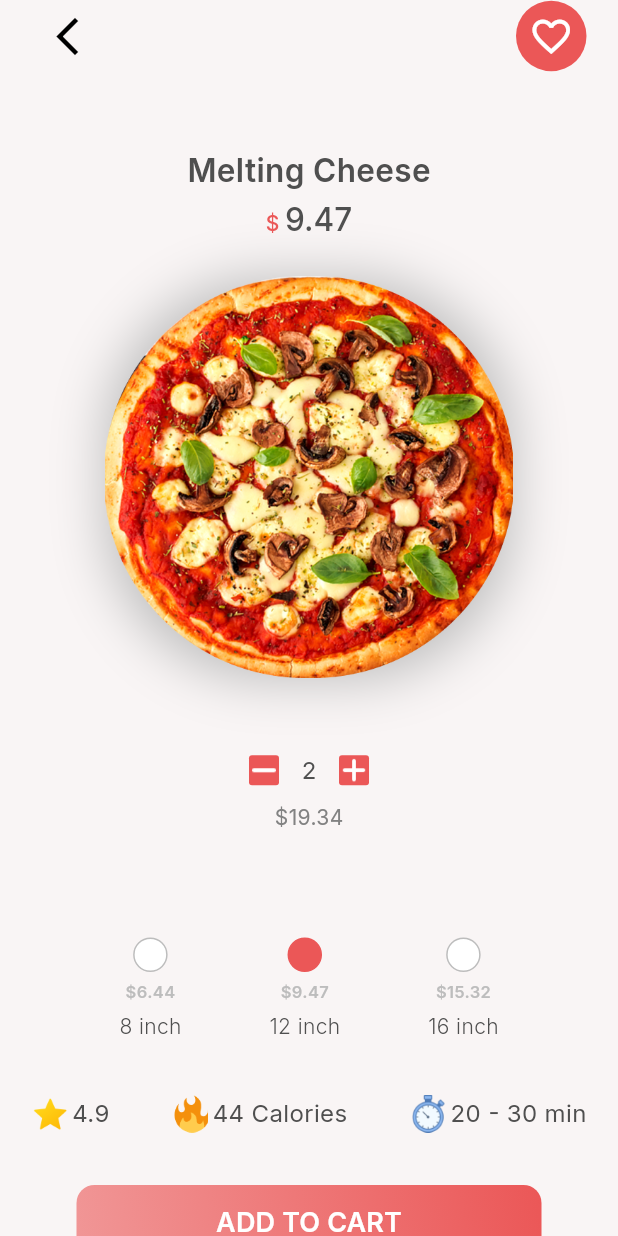
After one commit to magerngoding/Flutter-Food-Delivery-App, a Flutter app: the ItemPage screen opened directly, on a phone screen of 412 x 824 dp. The commit adds this screen. Run offline on Flutter 3.47's test engine with Material 3 defaults, Android fonts, the phone set to English and light mode, and no system bars; our stand-ins replace google_fonts.

Commit message:
Add item page

```diff
--- a/lib/main.dart
+++ b/lib/main.dart
@@ -1,6 +1,5 @@
 import 'package:flutter/material.dart';
 import 'package:food_delivery_app/presentation/home/pages/get_started_page.dart';
-import 'package:food_delivery_app/presentation/home/pages/home_page.dart';
 import 'package:food_delivery_app/shared/theme.dart';
 
 void main() {
@@ -17,9 +16,7 @@ class MainApp extends StatelessWidget {
         scaffoldBackgroundColor: backgroundColor,
       ),
       debugShowCheckedModeBanner: false,
-      home: Scaffold(
-        body: HomePage(),
-      ),
+      home: GetStartedPage(),
     );
   }
 }
--- a/lib/presentation/home/pages/get_started_page.dart
+++ b/lib/presentation/home/pages/get_started_page.dart
@@ -1,6 +1,7 @@
 // ignore_for_file: prefer_const_constructors, prefer_const_literals_to_create_immutables
 
 import 'package:flutter/material.dart';
+import 'package:food_delivery_app/presentation/home/pages/home_page.dart';
 import 'package:food_delivery_app/shared/theme.dart';
 
 class GetStartedPage extends StatelessWidget {
@@ -96,7 +97,14 @@ class GetStartedPage extends StatelessWidget {
                                 fontSize: 18,
                               ),
                             ),
-                            onPressed: () {},
+                            onPressed: () {
+                              Navigator.push(
+                                context,
+                                MaterialPageRoute(
+                                  builder: (context) => HomePage(),
+                                ),
+                              );
+                            },
                           ),
                         ),
                       ],
--- a/lib/presentation/home/pages/home_page.dart
+++ b/lib/presentation/home/pages/home_page.dart
@@ -1,9 +1,9 @@
 // ignore_for_file: public_member_api_docs, sort_constructors_first
 // ignore_for_file: camel_case_types, prefer_typing_uninitialized_variables, prefer_const_constructors, prefer_const_literals_to_create_immutables
 
-import 'package:flutter/cupertino.dart';
 import 'package:flutter/material.dart';
 import 'package:flutter/widgets.dart';
+import 'package:food_delivery_app/presentation/home/pages/item_page.dart';
 
 import 'package:food_delivery_app/shared/theme.dart';
 
@@ -122,11 +122,21 @@ class _HomePageState extends State<HomePage> {
                 ),
                 Row(
                   children: [
-                    PopularWidget(
-                      name: 'Melting Cheese',
-                      calories: 44,
-                      image: 'assets/images/pizza1.png',
-                      price: '9.47',
+                    GestureDetector(
+                      onTap: () {
+                        Navigator.push(
+                          context,
+                          MaterialPageRoute(
+                            builder: (context) => ItemPage(),
+                          ),
+                        );
+                      },
+                      child: PopularWidget(
+                        name: 'Melting Cheese',
+                        calories: 44,
+                        image: 'assets/images/pizza1.png',
+                        price: '9.47',
+                      ),
                     ),
                     const SizedBox(
                       width: 20.0,
--- /dev/null
+++ b/lib/presentation/home/pages/item_page.dart
@@ -0,0 +1,310 @@
+// ignore_for_file: public_member_api_docs, sort_constructors_first
+// ignore_for_file: camel_case_types, prefer_typing_uninitialized_variables, prefer_const_constructors, prefer_const_literals_to_create_immutables
+
+import 'package:flutter/material.dart';
+import 'package:flutter/widgets.dart';
+
+import 'package:food_delivery_app/shared/theme.dart';
+
+import '../widgets/inchWidget.dart';
+
+class ItemPage extends StatelessWidget {
+  const ItemPage({Key? key}) : super(key: key);
+
+  @override
+  Widget build(BuildContext context) {
+    return Scaffold(
+      body: SafeArea(
+        child: SingleChildScrollView(
+          child: Container(
+            padding: const EdgeInsets.symmetric(
+              horizontal: 21,
+            ),
+            child: Column(
+              children: [
+                Row(
+                  children: [
+                    IconButton(
+                      onPressed: () {},
+                      icon: const Icon(
+                        Icons.arrow_back_ios_new,
+                        size: 30.0,
+                        color: Colors.black,
+                      ),
+                    ),
+                    Spacer(),
+                    Container(
+                      width: 47,
+                      height: 47,
+                      decoration: BoxDecoration(
+                        color: Color(0xffEB5757),
+                        borderRadius: BorderRadius.all(
+                          Radius.circular(50.0),
+                        ),
+                      ),
+                      child: IconButton(
+                        onPressed: () {},
+                        icon: const Icon(
+                          Icons.favorite_border_outlined,
+                          size: 30.0,
+                          color: Colors.white,
+                        ),
+                      ),
+                    ),
+                  ],
+                ),
+                const SizedBox(
+                  height: 50.0,
+                ),
+                Text(
+                  "Melting Cheese",
+                  style: blacktextStyle.copyWith(
+                    fontSize: 21.0,
+                    fontWeight: semiBold,
+                  ),
+                ),
+                const SizedBox(
+                  height: 6.0,
+                ),
+                RichText(
+                  textAlign: TextAlign.center,
+                  text: TextSpan(
+                    text: '\$ ',
+                    style: pinkRedTextStyle.copyWith(
+                      fontSize: 14,
+                      fontWeight: medium,
+                    ),
+                    children: <TextSpan>[
+                      TextSpan(
+                          text: '9.47',
+                          style: blacktextStyle.copyWith(
+                            fontSize: 21.0,
+                            fontWeight: medium,
+                          )),
+                    ],
+                  ),
+                ),
+                const SizedBox(
+                  height: 25.0,
+                ),
+                Container(
+                  decoration: BoxDecoration(
+                    borderRadius: BorderRadius.all(
+                      Radius.circular(110.0),
+                    ),
+                    boxShadow: [
+                      BoxShadow(
+                        color: Colors.grey[400]!,
+                        blurRadius: 30,
+                        offset: Offset(0, 1),
+                      ),
+                    ],
+                  ),
+                  child: Image.asset(
+                    "assets/images/pizza1.png",
+                    width: 272.0,
+                    height: 268.0,
+                    fit: BoxFit.cover,
+                  ),
+                ),
+                const SizedBox(
+                  height: 50.0,
+                ),
+                Row(
+                  mainAxisAlignment: MainAxisAlignment.center,
+                  children: [
+                    GestureDetector(
+                      onTap: () {},
+                      child: Container(
+                        width: 20,
+                        height: 20,
+                        decoration: BoxDecoration(
+                          color: pinkRedColor,
+                          borderRadius: BorderRadius.all(
+                            Radius.circular(2.0),
+                          ),
+                        ),
+                        child: Image.asset(
+                          "assets/images/icon_minus.png",
+                        ),
+                      ),
+                    ),
+                    const SizedBox(
+                      width: 15.0,
+                    ),
+                    Text(
+                      "2",
+                      style: blacktextStyle.copyWith(fontSize: 16),
+                    ),
+                    const SizedBox(
+                      width: 15.0,
+                    ),
+                    GestureDetector(
+                      onTap: () {},
+                      child: Container(
+                        width: 20,
+                        height: 20,
+                        decoration: BoxDecoration(
+                          color: pinkRedColor,
+                          borderRadius: BorderRadius.all(
+                            Radius.circular(2.0),
+                          ),
+                        ),
+                        child: Image.asset(
+                          "assets/images/icon_plus.png",
+                        ),
+                      ),
+                    ),
+                  ],
+                ),
+                const SizedBox(
+                  height: 10.0,
+                ),
+                Text("\$19.34", style: grey2textStyle),
+                const SizedBox(
+                  height: 70.0,
+                ),
+                Row(
+                  mainAxisAlignment: MainAxisAlignment.spaceEvenly,
+                  children: [
+                    InchWidget(
+                      price: '6.44',
+                      inch: 8,
+                    ),
+                    Column(
+                      children: [
+                        Container(
+                          height: 23,
+                          width: 23,
+                          decoration: BoxDecoration(
+                            border: Border.all(
+                              width: 1.0,
+                              color: pinkRedColor,
+                            ),
+                            color: pinkRedColor,
+                            borderRadius: BorderRadius.all(
+                              Radius.circular(
+                                50.0,
+                              ),
+                            ),
+                          ),
+                        ),
+                        const SizedBox(
+                          height: 5.0,
+                        ),
+                        Text(
+                          "\$9.47",
+                          style: greytextStyle.copyWith(
+                            fontSize: 11.0,
+                            fontWeight: semiBold,
+                          ),
+                        ),
+                        const SizedBox(
+                          height: 5.0,
+                        ),
+                        Text(
+                          "12 inch",
+                          style: blacktextStyle.copyWith(
+                            fontSize: 14.0,
+                            fontWeight: light,
+                          ),
+                        ),
+                      ],
+                    ),
+                    InchWidget(
+                      price: '15.32',
+                      inch: 16,
+                    ),
+                  ],
+                ),
+                const SizedBox(
+                  height: 36.0,
+                ),
+                Row(
+                  mainAxisAlignment: MainAxisAlignment.spaceBetween,
+                  children: [
+                    ReviewWidget(
+                      image: "assets/images/icon_star.png",
+                      name: '4.9',
+                    ),
+                    ReviewWidget(
+                      image: "assets/images/icon_fire.png",
+                      name: '44 Calories',
+                    ),
+                    ReviewWidget(
+                      image: "assets/images/icon_clock.png",
+                      name: '20 - 30 min',
+                    ),
+                  ],
+                ),
+                const SizedBox(
+                  height: 35.0,
+                ),
+                Container(
+                  width: 310,
+                  height: 50,
+                  decoration: BoxDecoration(
+                    borderRadius: BorderRadius.all(
+                      Radius.circular(12.0),
+                    ),
+                    gradient: LinearGradient(
+                      begin: Alignment.topRight,
+                      end: Alignment.bottomLeft,
+                      colors: [pinkRedColor, pinkRedColor.withOpacity(0.6)],
+                    ),
+                  ),
+                  child: MaterialButton(
+                    materialTapTargetSize: MaterialTapTargetSize.shrinkWrap,
+                    child: Text(
+                      'ADD TO CART',
+                      style: whitetextStyle.copyWith(
+                        fontWeight: semiBold,
+                        fontSize: 18,
+                      ),
+                    ),
+                    onPressed: () {},
+                  ),
+                ),
+                const SizedBox(
+                  height: 50.0,
+                ),
+              ],
+            ),
+          ),
+        ),
+      ),
+    );
+  }
+}
+
+class ReviewWidget extends StatelessWidget {
+  final String image;
+  final String name;
+  const ReviewWidget({
+    Key? key,
+    required this.image,
+    required this.name,
+  }) : super(key: key);
+
+  @override
+  Widget build(BuildContext context) {
+    return Row(
+      children: [
+        Image.asset(
+          image,
+          width: 25.0,
+          height: 25.0,
+        ),
+        const SizedBox(
+          width: 2.0,
+        ),
+        Text(
+          name,
+          style: blacktextStyle.copyWith(
+            fontSize: 16,
+          ),
+        ),
+      ],
+    );
+  }
+}
--- /dev/null
+++ b/lib/presentation/home/widgets/inchWidget.dart
@@ -0,0 +1,57 @@
+import 'package:flutter/material.dart';
+
+import '../../../shared/theme.dart';
+
+class InchWidget extends StatelessWidget {
+  final String price;
+  final int inch;
+  const InchWidget({
+    Key? key,
+    required this.price,
+    required this.inch,
+  }) : super(key: key);
+
+  @override
+  Widget build(BuildContext context) {
+    return Column(
+      children: [
+        Container(
+          height: 23.0,
+          width: 23,
+          decoration: BoxDecoration(
+            border: Border.all(
+              width: 1.0,
+              color: greyColor,
+            ),
+            color: Colors.white,
+            borderRadius: BorderRadius.all(
+              Radius.circular(
+                50.0,
+              ),
+            ),
+          ),
+        ),
+        const SizedBox(
+          height: 5.0,
+        ),
+        Text(
+          "\$${price}",
+          style: greytextStyle.copyWith(
+            fontSize: 11.0,
+            fontWeight: semiBold,
+          ),
+        ),
+        const SizedBox(
+          height: 5.0,
+        ),
+        Text(
+          "$inch inch",
+          style: blacktextStyle.copyWith(
+            fontSize: 14.0,
+            fontWeight: light,
+          ),
+        ),
+      ],
+    );
+  }
+}
--- a/lib/presentation/home/widgets/menu_widget.dart
+++ b/lib/presentation/home/widgets/menu_widget.dart
@@ -26,7 +26,7 @@ class MenuWidget extends StatelessWidget {
             boxShadow: [
               BoxShadow(
                 color: Colors.grey[400]!,
-                blurRadius: 1,
+                blurRadius: 20,
                 offset: Offset(0, 1),
               ),
             ],
--- a/lib/presentation/home/widgets/popular_widget.dart
+++ b/lib/presentation/home/widgets/popular_widget.dart
@@ -103,9 +103,7 @@ class PopularWidget extends StatelessWidget {
           const SizedBox(
             height: 18.0,
           ),
-          GestureDetector(
-            onTap: () {},
-            child: Container(
+          Container(
             width: 17,
             height: 17,
             decoration: BoxDecoration(
@@ -118,7 +116,6 @@ class PopularWidget extends StatelessWidget {
               "assets/images/icon_plus.png",
             ),
           ),
-          ),
         ],
       ),
     );
--- a/lib/shared/theme.dart
+++ b/lib/shared/theme.dart
@@ -3,16 +3,21 @@ import 'package:google_fonts/google_fonts.dart';
 
 Color pinkRedColor = Color(0xffEB5757);
 Color greyColor = Color(0xffBDBDBD);
+Color greyColor2 = Color(0xff828282);
+Color blackColor = Color(0xff4F4F4F);
 Color backgroundColor = Color.fromARGB(255, 249, 245, 245);
 
 TextStyle pinkRedTextStyle = GoogleFonts.inter(
   color: pinkRedColor,
 );
 TextStyle blacktextStyle = GoogleFonts.inter(
-  color: Colors.black,
+  color: blackColor,
 );
 TextStyle greytextStyle = GoogleFonts.inter(
   color: greyColor,
+);
+TextStyle grey2textStyle = GoogleFonts.inter(
+  color: greyColor2,
 );
 TextStyle whitetextStyle = GoogleFonts.inter(
   color: Colors.white,
```
Also changed, not shown: assets/images/i.png (deleted), assets/images/icon_clock.png (renamed from assets/images/clock.png), assets/images/icon_minus.png (added), assets/images/icon_star.png (added). Lines whose indentation alone changed are shown as unchanged.
